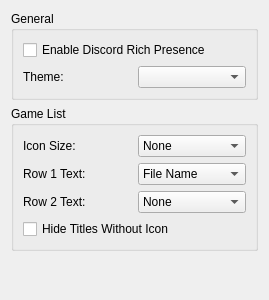
Above: src/citra/configuration/configure_ui.ui from GreenAmaranthine/citra before the change. Below: the same form after it.
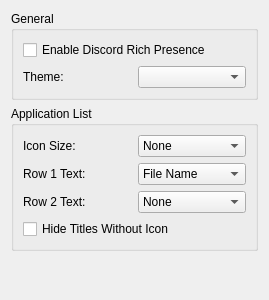
That is the form after the change.

Commit message: misc changes this changes a lot of 'game' to 'app' & 'application', and will remove your game directories, reset game list settings and reset selected game in host room. do this in the ini file: - change all 'gamedirs' to 'appdirs' - change 'gameListHeaderState' to 'appListHeaderState' - change all 'GameList' to 'AppList' - change 'game_id' to 'app_id'

```diff
--- a/src/citra/configuration/configure_ui.ui
+++ b/src/citra/configuration/configure_ui.ui
@@ -51,7 +51,7 @@
    <item>
     <widget class="QGroupBox" name="game_list_groupBox">
      <property name="title">
-      <string>Game List</string>
+      <string>Application List</string>
      </property>
      <layout class="QHBoxLayout" name="horizontalLayout_4">
       <item>
```
Left out of the diff: 2 changed lines with no effect on the pictures. The commit also changes 76 other files.
